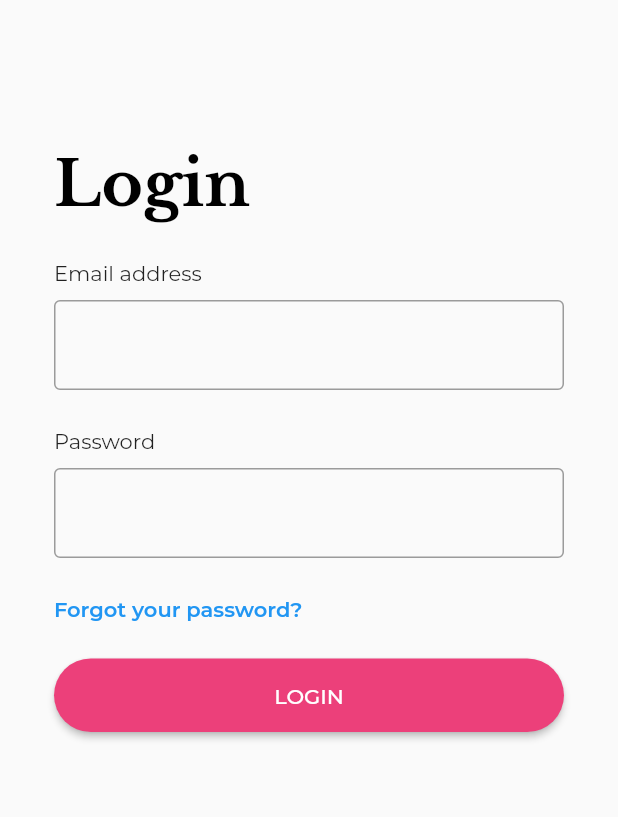
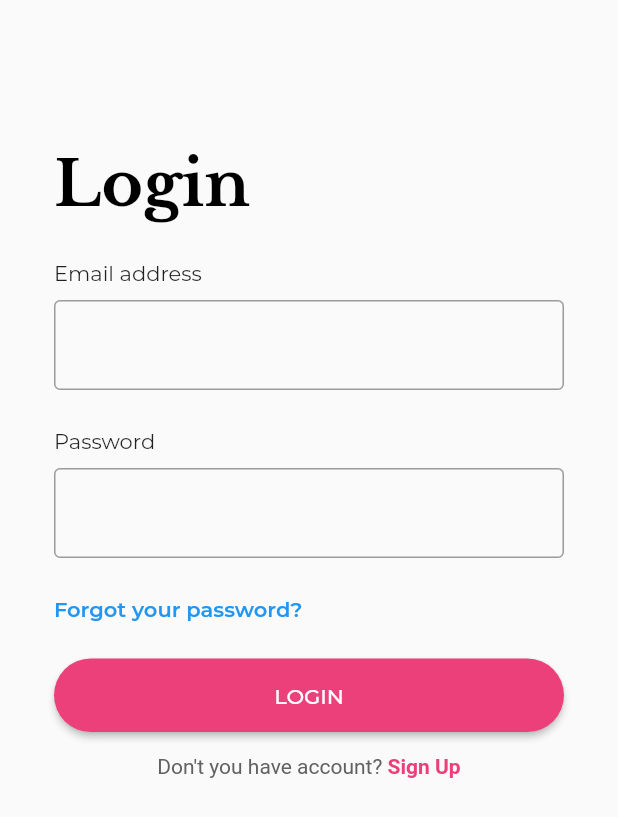
Before and after one commit to leandro070/Flutter-UI, a Flutter app: the screen it shows after launch, after a tap on "LOGIN", on a phone screen of 412 x 824 dp. Shown: the top 817 px of the screen. Run offline on Flutter 3.47's test engine with Material 2 defaults, Android fonts, the phone set to English and light mode, and no system bars; project files that could hold a hidden picture were left out.

Commit message:
Add register account text

```diff
--- a/login/lib/login.page.dart
+++ b/login/lib/login.page.dart
@@ -87,7 +87,32 @@ class LoginPage extends StatelessWidget {
               shape: RoundedRectangleBorder(
                   borderRadius: BorderRadius.circular(34.0)),
               padding: EdgeInsets.all(16),
-              onPressed: () {},
+              onPressed: () {
+                print('Login');
+              },
+            ),
+            SizedBox(
+              height: 15.0,
+              width: MediaQuery.of(context).size.width,
+            ),
+            Center(
+              child: InkWell(
+                child: RichText(
+                  text: TextSpan(children: [
+                    TextSpan(
+                        text: 'Don\'t you have account?',
+                        style: TextStyle(color: Colors.grey[700])),
+                    TextSpan(
+                        text: ' Sign Up',
+                        style: TextStyle(
+                            color: Colors.pink[400],
+                            fontWeight: FontWeight.w700))
+                  ]),
+                ),
+                onTap: () {
+                  print('Register');
+                },
+              ),
             )
           ],
         ),
```
